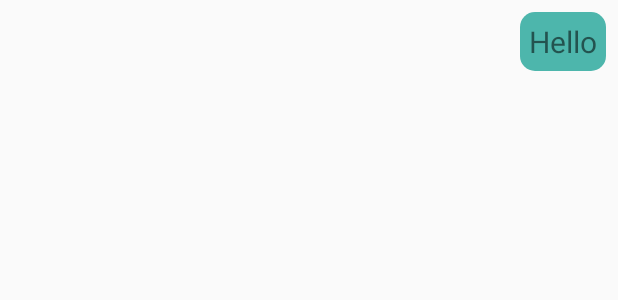
After one commit to sukhbeer/ChatApp, an Android app: the layout chat_item_right.xml on its own in the app's theme, with its tools: preview values and no code run, on a phone screen of 412 x 824 dp. The commit adds this screen. Shown: the top 300 px of the screen. Run offline under Robolectric (Android 15) with nearby library versions, the phone set to English and light mode, and no system bars.

Commit message:
bug fixes

```diff
--- a/app/build.gradle
+++ b/app/build.gradle
@@ -44,7 +44,6 @@ dependencies {
     implementation 'com.google.firebase:firebase-database:16.0.5'
     implementation 'com.google.firebase:firebase-storage:16.0.5'
     implementation 'com.firebaseui:firebase-ui-storage:4.1.0'
-    implementation 'com.firebaseui:firebase-ui-database:4.3.1'
     implementation 'com.google.android.gms:play-services-auth:16.0.1'
     implementation 'de.hdodenhof:circleimageview:3.0.0'
     implementation 'com.theartofdev.edmodo:android-image-cropper:2.4.+'
--- a/app/src/main/java/com/example/android/chatapp2/Adapter/UserAdapter.java
+++ b/app/src/main/java/com/example/android/chatapp2/Adapter/UserAdapter.java
@@ -12,7 +12,7 @@ import android.widget.TextView;
 
 import com.example.android.chatapp2.MessageActivity;
 import com.example.android.chatapp2.R;
-import com.example.android.chatapp2.Users;
+import com.example.android.chatapp2.Model.Users;
 
 
 import java.util.List;
--- a/app/src/main/java/com/example/android/chatapp2/Fragment/UserFragment.java
+++ b/app/src/main/java/com/example/android/chatapp2/Fragment/UserFragment.java
@@ -10,7 +10,7 @@ import android.view.View;
 import android.view.ViewGroup;
 import com.example.android.chatapp2.Adapter.UserAdapter;
 import com.example.android.chatapp2.R;
-import com.example.android.chatapp2.Users;
+import com.example.android.chatapp2.Model.Users;
 import com.google.firebase.database.DataSnapshot;
 import com.google.firebase.database.DatabaseError;
 import com.google.firebase.database.DatabaseReference;
--- a/app/src/main/java/com/example/android/chatapp2/RegisterActivity.java
+++ b/app/src/main/java/com/example/android/chatapp2/RegisterActivity.java
@@ -7,7 +7,6 @@ import android.support.v7.app.AppCompatActivity;
 import android.os.Bundle;
 import android.support.v7.widget.Toolbar;
 import android.text.TextUtils;
-import android.util.Log;
 import android.view.View;
 import android.widget.Button;
 import android.widget.EditText;
@@ -66,7 +65,6 @@ public class RegisterActivity extends AppCompatActivity {
                 }
             }
         });
-
     }
 
     void register(final String name, String email, String password){
@@ -107,5 +105,4 @@ public class RegisterActivity extends AppCompatActivity {
                     }
                 });
     }
-
 }
--- /dev/null
+++ b/app/src/main/res/drawable/background_right.xml
@@ -0,0 +1,9 @@
+<?xml version="1.0" encoding="utf-8"?>
+<shape xmlns:android="http://schemas.android.com/apk/res/android"
+    android:shape="rectangle">
+
+    <corners
+        android:radius="10dp"
+        />
+    <solid android:color="#4db6ac"/>
+</shape>
--- a/app/src/main/res/layout/activity_message.xml
+++ b/app/src/main/res/layout/activity_message.xml
@@ -63,7 +63,7 @@
     <android.support.v7.widget.RecyclerView
         android:layout_width="match_parent"
         android:layout_height="wrap_content"
-        android:id="@+id/recyclerView"
+        android:id="@+id/recyclerViewMsg"
         android:layout_below="@+id/bar_layout"
         android:layout_above="@+id/bottom"/>
 
--- /dev/null
+++ b/app/src/main/res/layout/chat_item_right.xml
@@ -0,0 +1,24 @@
+<?xml version="1.0" encoding="utf-8"?>
+<RelativeLayout
+    xmlns:android="http://schemas.android.com/apk/res/android"
+    android:layout_width="match_parent"
+    android:layout_height="wrap_content"
+    android:padding="8dp"
+    >
+
+    <RelativeLayout
+        android:layout_width="300dp"
+        android:layout_alignParentEnd="true"
+        android:layout_height="wrap_content">
+    <TextView
+        android:layout_width="wrap_content"
+        android:layout_height="wrap_content"
+        android:text="Hello"
+        android:padding="6dp"
+        android:textSize="20sp"
+        android:layout_alignParentEnd="true"
+        android:background="@drawable/background_right"
+        android:id="@+id/senderMsg"
+        />
+    </RelativeLayout>
+</RelativeLayout>
```
Also changed, not shown: app/src/main/java/com/example/android/chatapp2/Adapter/MessageAdapter.java (added, +79 -0 lines), app/src/main/java/com/example/android/chatapp2/MessageActivity.java (+46 -4 lines), app/src/main/java/com/example/android/chatapp2/Model/Chat.java (added, +40 -0 lines), app/src/main/java/com/example/android/chatapp2/Model/Users.java (added, +40 -0 lines), app/src/main/res/drawable/background_left.xml (added, +8 -0 lines), app/src/main/res/layout/chat_item_left.xml (added, +18 -0 lines).
